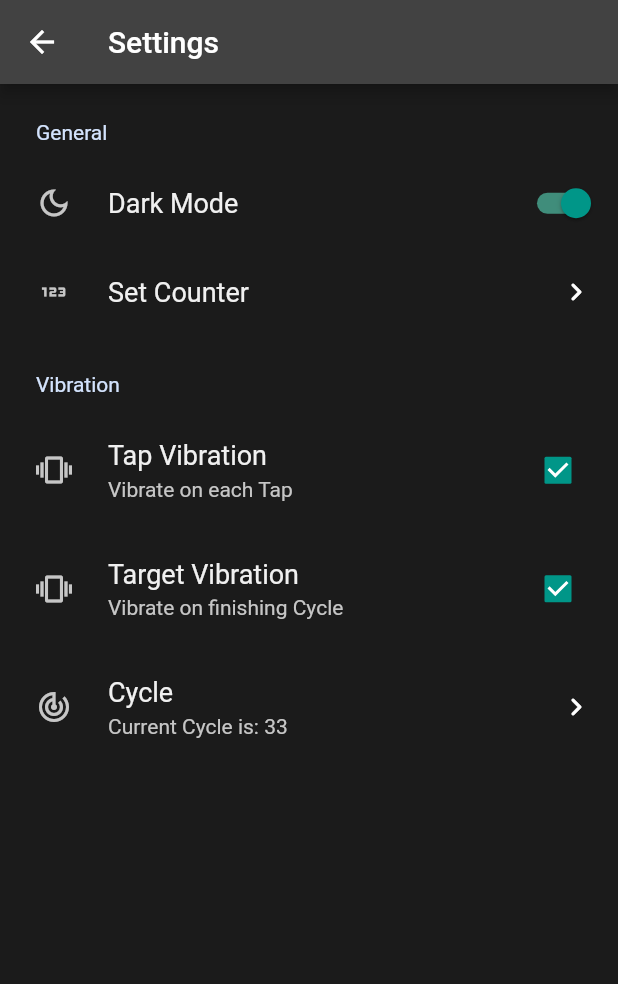
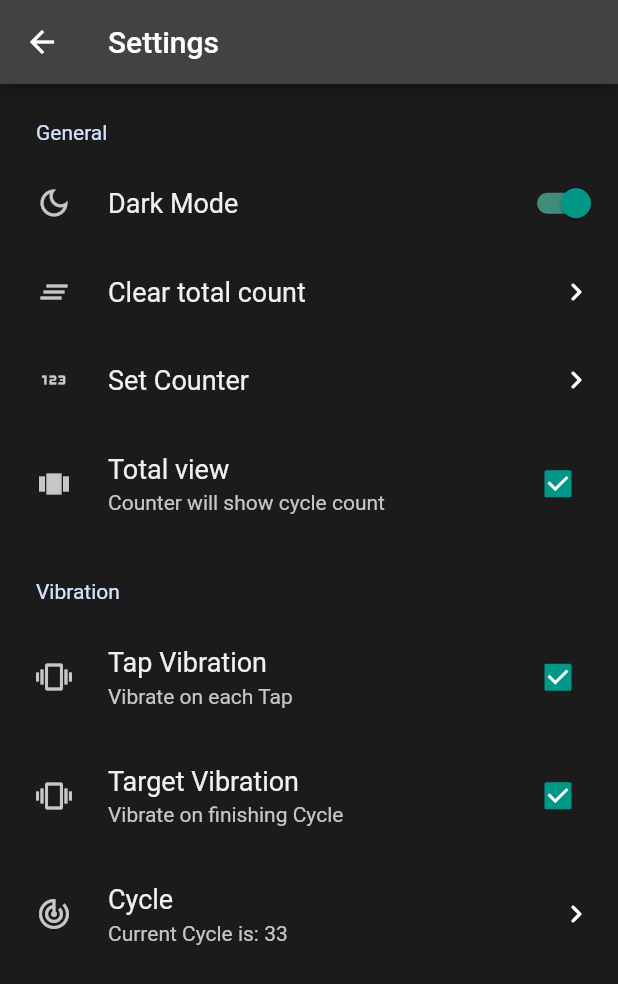
Before and after one commit to othman98shawgan/dhikr-counter, a Flutter app: the screen it shows after launch, after a tap on the "settings" icon, on a phone screen of 412 x 824 dp. Shown: the top 984 px of the screen. Run offline on Flutter 3.47's test engine with Material 2 defaults, Android fonts, the phone set to English and light mode, and no system bars; drawn by our look-alikes of settings_ui; our stand-ins replace google_fonts, shared_preferences, wakelock; missing offline and left inert: flutter_android_volume_keydown, flutter_vibrate.

Commit message:
#27: add tasbeeh total option/view

```diff
--- a/lib/main.dart
+++ b/lib/main.dart
@@ -3,6 +3,7 @@ import 'package:provider/provider.dart';
 
 import 'services/dikhr_service.dart';
 import 'services/theme_service.dart';
+import 'services/view_service.dart';
 import 'ui/home.dart';
 import 'ui/settings_page.dart';
 
@@ -13,6 +14,7 @@ void main() {
       providers: [
         ChangeNotifierProvider(create: (context) => DikhrNotifier()),
         ChangeNotifierProvider(create: (context) => ThemeNotifier()),
+        ChangeNotifierProvider(create: (context) => ViewNotifier()),
       ],
       child: const MyApp(),
     ),
--- /dev/null
+++ b/lib/services/view_service.dart
@@ -0,0 +1,29 @@
+import 'package:flutter/foundation.dart';
+import 'package:flutter/material.dart';
+import 'store_manager.dart';
+
+class ViewNotifier with ChangeNotifier {
+  bool _showTotalView = true;
+
+  bool get showTotalView => _showTotalView;
+  bool getView() => _showTotalView;
+
+  ViewNotifier() {
+    StorageManager.readData('ShowTotal').then((value) {
+      _showTotalView = value ?? true;
+      notifyListeners();
+    });
+  }
+
+  void enableTotalView() async {
+    _showTotalView = true;
+    StorageManager.saveData('ShowTotal', true);
+    notifyListeners();
+  }
+
+  void disableTotalView() async {
+    _showTotalView = false;
+    StorageManager.saveData('ShowTotal', false);
+    notifyListeners();
+  }
+}
--- a/lib/ui/home.dart
+++ b/lib/ui/home.dart
@@ -1,10 +1,13 @@
 import 'dart:async';
 
+import 'package:dhikr_counter/resources/colors.dart';
 import 'package:dhikr_counter/services/theme_service.dart';
+import 'package:dhikr_counter/services/view_service.dart';
 import 'package:flutter/material.dart';
 import 'package:flutter/services.dart';
 import 'package:flutter_android_volume_keydown/flutter_android_volume_keydown.dart';
 import 'package:flutter_vibrate/flutter_vibrate.dart';
+import 'package:google_fonts/google_fonts.dart';
 import 'package:provider/provider.dart';
 import 'package:wakelock/wakelock.dart';
 
@@ -21,6 +24,7 @@ class HomePage extends StatefulWidget {
 
 class _HomePageState extends State<HomePage> {
   late int _counter;
+  late int _cycle;
   double _bigFontSize = 112;
   double _smallFontSize = 96;
   late double _currnetFontSize;
@@ -29,8 +33,8 @@ class _HomePageState extends State<HomePage> {
   void _incrementCounter(DikhrNotifier dikhr) {
     setState(() {
       _counter++;
+      _cycle++;
     });
-    StorageManager.saveData('Counter', _counter);
     if (_counter >= 10000) {
       setState(() {
         _currnetFontSize = _smallFontSize;
@@ -43,18 +47,27 @@ class _HomePageState extends State<HomePage> {
       }
     } else {
       //vibrate on target reach
+      _cycle = 0;
       if (dikhr.getVibrateOnCountTarget()) {
         Vibrate.feedback(FeedbackType.warning);
       }
     }
+    StorageManager.saveData('Counter', _counter);
+    StorageManager.saveData('Cycle', _cycle);
   }
 
   void _resetCounter() async {
     Vibrate.feedback(FeedbackType.error);
+    var showTotalView = Provider.of<ViewNotifier>(context, listen: false).showTotalView;
     setState(() {
+      if (showTotalView) {
+        _cycle = 0;
+        StorageManager.saveData('Cycle', _cycle);
+      } else {
         _counter = 0;
+        StorageManager.saveData('Counter', _counter);
+      }
       _currnetFontSize = _bigFontSize;
-      StorageManager.saveData('Counter', _counter);
     });
   }
 
@@ -62,6 +75,11 @@ class _HomePageState extends State<HomePage> {
     StorageManager.readData('Counter').then((value) {
       setState(() {
         _counter = value ?? 0;
+      });
+    });
+    StorageManager.readData('Cycle').then((value) {
+      setState(() {
+        _cycle = value ?? 0;
       });
     });
   }
@@ -89,6 +107,7 @@ class _HomePageState extends State<HomePage> {
   void initState() {
     super.initState();
     _counter = 0;
+    _cycle = 0;
     _currnetFontSize = _bigFontSize;
     getSharedPrefs();
     startListening();
@@ -102,8 +121,13 @@ class _HomePageState extends State<HomePage> {
 
   @override
   Widget build(BuildContext context) {
-    return Consumer2<DikhrNotifier, ThemeNotifier>(
-      builder: (context, dikhr, theme, _) => Scaffold(
+    double width = MediaQuery.of(context).size.width;
+    double heightWithToolbar = MediaQuery.of(context).size.height;
+    var padding = MediaQuery.of(context).viewPadding;
+    double height = heightWithToolbar - padding.top - kToolbarHeight;
+
+    return Consumer3<DikhrNotifier, ThemeNotifier, ViewNotifier>(
+      builder: (context, dikhr, theme, view, _) => Scaffold(
         appBar: AppBar(
           title: const Text('Tasbeeh Counter'),
           actions: [
@@ -135,10 +159,24 @@ class _HomePageState extends State<HomePage> {
           onTap: (() {
             _incrementCounter(dikhr);
           }),
-          child: Center(
+          child: view.showTotalView
+              ? totalView(dikhr, theme)
+              : counterView(dikhr, theme), //chose view based on ViewNotifier
+        ),
+      ),
+    );
+  }
+
+  Widget counterView(DikhrNotifier dikhr, ThemeNotifier theme) {
+    double width = MediaQuery.of(context).size.width;
+    double heightWithToolbar = MediaQuery.of(context).size.height;
+    var padding = MediaQuery.of(context).viewPadding;
+    double height = heightWithToolbar - padding.top - kToolbarHeight;
+
+    return Center(
       child: SizedBox(
-              height: MediaQuery.of(context).size.width * 0.5,
-              width: MediaQuery.of(context).size.width * 0.85,
+        height: height * 0.25,
+        width: width * 0.85,
         child: Container(
           decoration: BoxDecoration(
             borderRadius: const BorderRadius.all(Radius.circular(50.0)),
@@ -155,9 +193,64 @@ class _HomePageState extends State<HomePage> {
           ),
         ),
       ),
+    );
+  }
+
+  Widget totalView(DikhrNotifier dikhr, ThemeNotifier theme) {
+    double width = MediaQuery.of(context).size.width;
+    double heightWithToolbar = MediaQuery.of(context).size.height;
+    var padding = MediaQuery.of(context).viewPadding;
+    double height = heightWithToolbar - padding.top - kToolbarHeight;
+
+    return Column(
+      mainAxisAlignment: MainAxisAlignment.center,
+      children: [
+        SizedBox(
+          height: height * 0.375,
+        ),
+        Center(
+          child: SizedBox(
+            height: height * 0.25,
+            width: width * 0.75,
+            child: Container(
+              decoration: BoxDecoration(
+                borderRadius: const BorderRadius.all(Radius.circular(50.0)),
+                color: theme.getTheme() == theme.darkTheme
+                    ? Colors.black54
+                    : Color.fromARGB(120, 96, 125, 139),
+              ),
+              child: Center(
+                child: Text(_cycle.toString(),
+                    style: Theme.of(context)
+                        .textTheme
+                        .headline1
+                        ?.merge(TextStyle(fontSize: _currnetFontSize))),
               ),
             ),
           ),
+        ),
+        SizedBox(
+          height: height * 0.075,
+        ),
+        SizedBox(
+            height: height * 0.3,
+            width: width * 0.8,
+            child: Row(
+              crossAxisAlignment: CrossAxisAlignment.start,
+              children: [
+                Text(
+                  'Total Tasbeeh: ',
+                  style: GoogleFonts.robotoMono(
+                      textStyle: TextStyle(fontSize: 16, color: Colors.grey.shade400)),
+                ),
+                Text(
+                  '$_counter',
+                  style: GoogleFonts.robotoMono(
+                      textStyle: TextStyle(fontSize: 16, color: Colors.grey.shade200)),
+                ),
+              ],
+            )),
+      ],
     );
   }
 }
--- a/lib/ui/settings_page.dart
+++ b/lib/ui/settings_page.dart
@@ -1,4 +1,5 @@
 import 'package:dhikr_counter/services/dikhr_service.dart';
+import 'package:dhikr_counter/services/view_service.dart';
 import 'package:flutter/material.dart';
 import 'package:flutter/services.dart';
 import 'package:provider/provider.dart';
@@ -20,8 +21,8 @@ class SettingsPage extends StatefulWidget {
 class _SettingsPageState extends State<SettingsPage> {
   @override
   Widget build(BuildContext context) {
-    return Consumer2<ThemeNotifier, DikhrNotifier>(
-      builder: (context, theme, dikhr, child) => Center(
+    return Consumer3<ThemeNotifier, DikhrNotifier, ViewNotifier>(
+      builder: (context, theme, dikhr, view, child) => Center(
         child: Scaffold(
           appBar: AppBar(
             title: Text('Settings'),
@@ -44,13 +45,35 @@ class _SettingsPageState extends State<SettingsPage> {
                     },
                   ),
                   SettingsTile.navigation(
-                    enabled: dikhr.getVibrateOnCountTarget(),
+                    leading: const Icon(Icons.clear_all),
+                    title: const Text('Clear total count'),
+                    trailing: const Icon(Icons.navigate_next_rounded),
+                    onPressed: (context) {
+                      showClearTotalDialog(context, widget.updateCount!);
+                    },
+                  ),
+                  SettingsTile.navigation(
                     leading: const Icon(Icons.onetwothree),
                     title: const Text('Set Counter'),
                     trailing: const Icon(Icons.navigate_next_rounded),
                     onPressed: (context) {
                       showSetCounterDialog(context, widget.count!, widget.updateCount!);
                     },
+                  ),
+                  SettingsTile(
+                    title: const Text('Total view'),
+                    description: const Text('Counter will show cycle count'),
+                    leading: const Icon(Icons.view_carousel),
+                    trailing: Checkbox(
+                      value: view.getView(),
+                      onChanged: (bool? value) {
+                        if (value == true) {
+                          view.enableTotalView();
+                        } else {
+                          view.disableTotalView();
+                        }
+                      },
+                    ),
                   ),
                 ],
               ),
@@ -214,3 +237,29 @@ showSetCounterDialog(BuildContext context, int count, Function updateCount) asyn
     },
   );
 }
+
+showClearTotalDialog(BuildContext context, Function updateCount) async {
+  var confirmMethod = (() {
+    updateCount(0);
+    Navigator.pop(context);
+  });
+
+  AlertDialog alert = AlertDialog(
+      title: Text('Clear Total Count'),
+      actions: [
+        ElevatedButton(onPressed: () => Navigator.pop(context), child: Text('Cancel')),
+        TextButton(
+          onPressed: confirmMethod,
+          child: Text('Confirm'),
+        ),
+      ],
+      content: StatefulBuilder(builder: (BuildContext context, StateSetter setState) {
+        return Text('Are you sure you want to clear total count?');
+      }));
+  showDialog(
+    context: context,
+    builder: (BuildContext context) {
+      return alert;
+    },
+  );
+}
--- a/pubspec.yaml
+++ b/pubspec.yaml
@@ -43,6 +43,7 @@ dependencies:
   flutter_launcher_icons: ^0.12.0
   flutter_android_volume_keydown: ^1.0.0
   wakelock: ^0.6.2
+  google_fonts: ^4.0.4
 
 dev_dependencies:
   flutter_test:
```
Also changed, not shown: pubspec.lock. Lines whose indentation alone changed are shown as unchanged.
